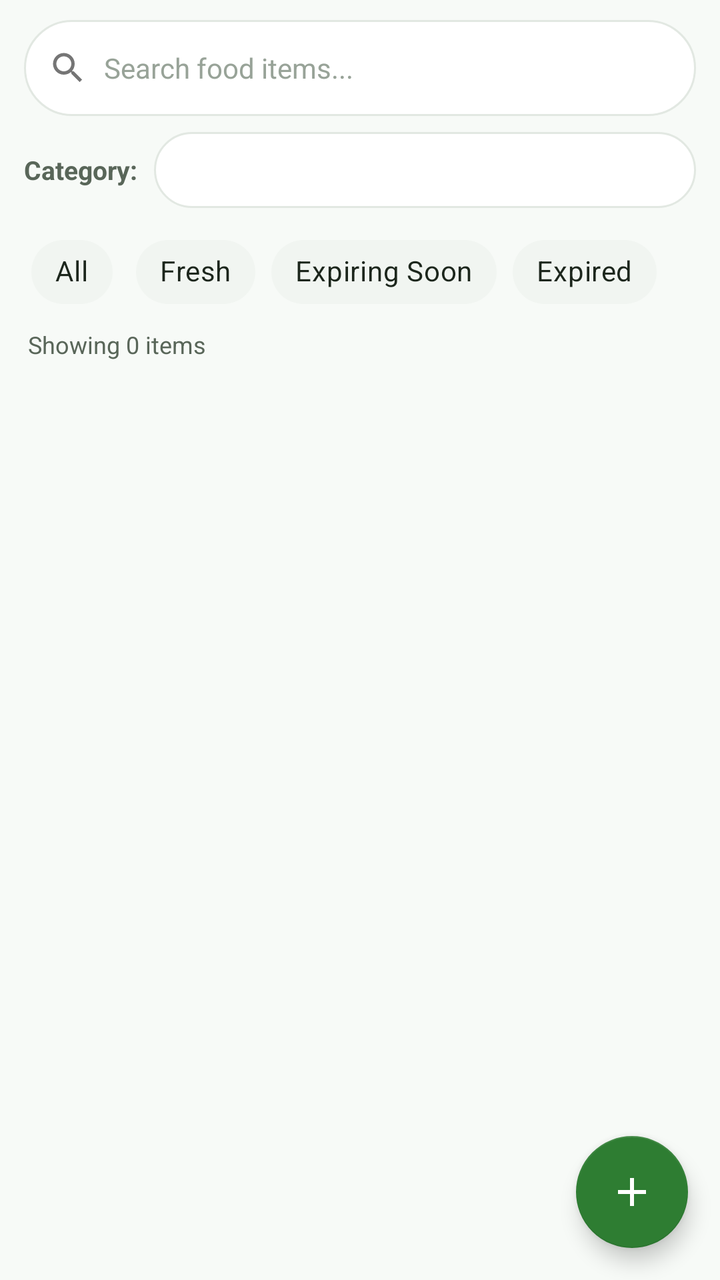
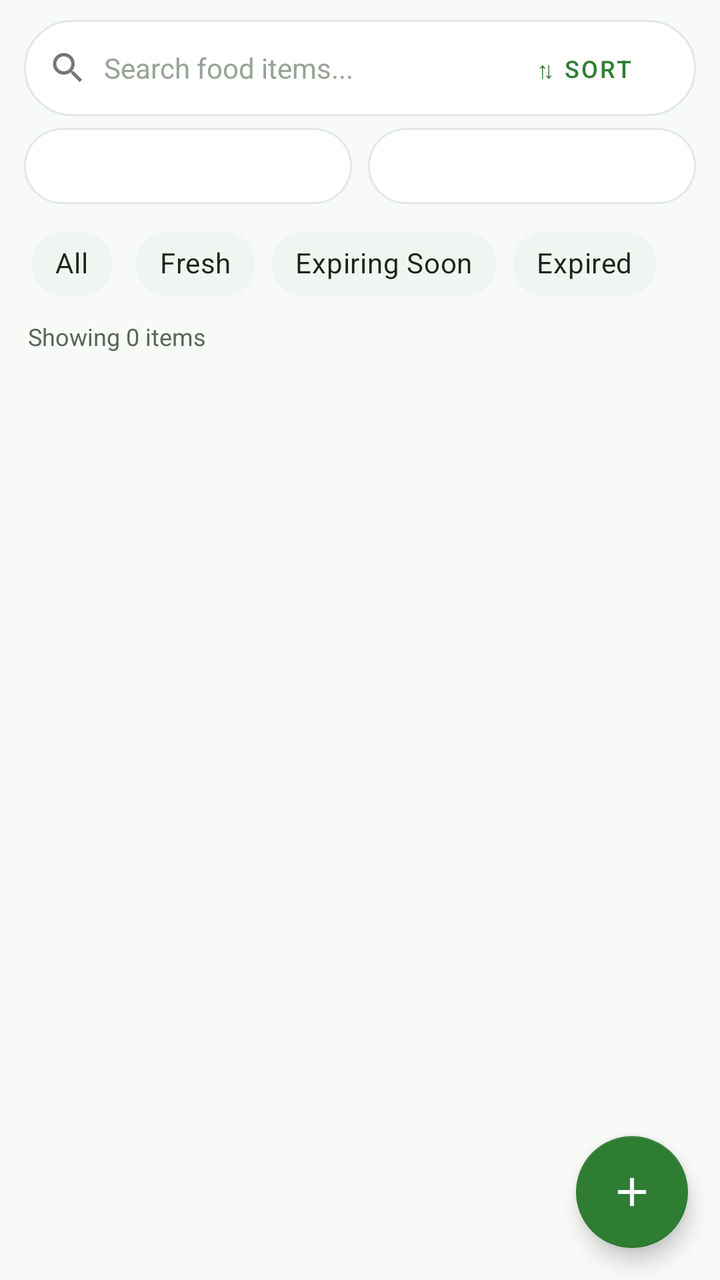

The first picture is an Android layout as it rendered before a commit; the second is the same layout after the commit. The layout source and the unified diff follow.
<!-- AndroidManifest.xml: application theme Theme.FreshCheck -->
<!-- res/layout/fragment_inventory.xml -->
<?xml version="1.0" encoding="utf-8"?>
<androidx.coordinatorlayout.widget.CoordinatorLayout
    xmlns:android="http://schemas.android.com/apk/res/android"
    xmlns:app="http://schemas.android.com/apk/res-auto"
    android:layout_width="match_parent"
    android:layout_height="match_parent"
    android:background="@color/background">

    <LinearLayout
        android:layout_width="match_parent"
        android:layout_height="match_parent"
        android:orientation="vertical">

        
        <LinearLayout
            android:layout_width="match_parent"
            android:layout_height="wrap_content"
            android:layout_marginHorizontal="12dp"
            android:layout_marginTop="10dp"
            android:background="@drawable/bg_search_bar"
            android:orientation="horizontal"
            android:gravity="center_vertical"
            android:paddingHorizontal="12dp"
            android:paddingVertical="4dp">

            <ImageView
                android:layout_width="20dp"
                android:layout_height="20dp"
                android:contentDescription="Search"
                android:src="@drawable/ic_search" />

            <EditText
                android:id="@+id/et_search_food"
                android:layout_width="match_parent"
                android:layout_height="40dp"
                android:layout_marginStart="8dp"
                android:background="@null"
                android:hint="@string/search_hint"
                android:textColor="@color/text_primary"
                android:textColorHint="@color/text_hint"
                android:textSize="14sp"
                android:singleLine="true" />
        </LinearLayout>

        
        <LinearLayout
            android:layout_width="match_parent"
            android:layout_height="wrap_content"
            android:layout_marginHorizontal="12dp"
            android:layout_marginTop="8dp"
            android:orientation="horizontal"
            android:gravity="center_vertical">

            <TextView
                android:layout_width="wrap_content"
                android:layout_height="wrap_content"
                android:text="Category:"
                android:textColor="@color/text_secondary"
                android:textSize="13sp"
                android:textStyle="bold" />

            <Spinner
                android:id="@+id/spinner_category_filter"
                android:layout_width="0dp"
                android:layout_height="38dp"
                android:layout_weight="1"
                android:layout_marginStart="8dp"
                android:background="@drawable/bg_search_bar" />
        </LinearLayout>

        
        <HorizontalScrollView
            android:layout_width="match_parent"
            android:layout_height="wrap_content"
            android:layout_marginTop="8dp"
            android:scrollbars="none"
            android:paddingHorizontal="12dp">

            <com.google.android.material.chip.ChipGroup
                android:id="@+id/chip_group_status"
                android:layout_width="wrap_content"
                android:layout_height="wrap_content"
                app:singleSelection="true">

                <com.google.android.material.chip.Chip
                    android:id="@+id/chip_status_all"
                    style="@style/Widget.FreshCheck.Chip"
                    android:layout_width="wrap_content"
                    android:layout_height="wrap_content"
                    android:checked="true"
                    android:text="@string/filter_all" />

                <com.google.android.material.chip.Chip
                    android:id="@+id/chip_status_fresh"
                    style="@style/Widget.FreshCheck.Chip"
                    android:layout_width="wrap_content"
                    android:layout_height="wrap_content"
                    android:text="@string/filter_fresh" />

                <com.google.android.material.chip.Chip
                    android:id="@+id/chip_status_expiring"
                    style="@style/Widget.FreshCheck.Chip"
                    android:layout_width="wrap_content"
                    android:layout_height="wrap_content"
                    android:text="@string/filter_expiring" />

                <com.google.android.material.chip.Chip
                    android:id="@+id/chip_status_expired"
                    style="@style/Widget.FreshCheck.Chip"
                    android:layout_width="wrap_content"
                    android:layout_height="wrap_content"
                    android:text="@string/filter_expired" />
            </com.google.android.material.chip.ChipGroup>
        </HorizontalScrollView>

        
        <TextView
            android:id="@+id/tv_inventory_count"
            android:layout_width="match_parent"
            android:layout_height="wrap_content"
            android:layout_marginHorizontal="14dp"
            android:layout_marginTop="4dp"
            android:layout_marginBottom="4dp"
            android:text="Showing 0 items"
            android:textColor="@color/text_secondary"
            android:textSize="12sp" />

        
        <androidx.recyclerview.widget.RecyclerView
            android:id="@+id/rv_inventory"
            android:layout_width="match_parent"
            android:layout_height="0dp"
            android:layout_weight="1"
            android:clipToPadding="false"
            android:paddingBottom="72dp" />

        
        <LinearLayout
            android:id="@+id/layout_empty_inventory"
            android:layout_width="match_parent"
            android:layout_height="match_parent"
            android:orientation="vertical"
            android:gravity="center"
            android:padding="24dp"
            android:visibility="gone">

            <ImageView
                android:layout_width="72dp"
                android:layout_height="72dp"
                android:contentDescription="Empty"
                android:src="@drawable/ic_inventory"
                app:tint="@color/text_hint" />

            <TextView
                android:layout_width="wrap_content"
                android:layout_height="wrap_content"
                android:layout_marginTop="12dp"
                android:text="@string/empty_inventory"
                android:textAlignment="center"
                android:textColor="@color/text_secondary"
                android:textSize="14sp" />
        </LinearLayout>
    </LinearLayout>

    
    <com.google.android.material.floatingactionbutton.FloatingActionButton
        android:id="@+id/fab_add_food"
        android:layout_width="wrap_content"
        android:layout_height="wrap_content"
        android:layout_gravity="bottom|end"
        android:layout_margin="16dp"
        android:contentDescription="@string/action_add_food"
        android:src="@drawable/ic_add"
        app:backgroundTint="@color/primary"
        app:tint="@color/text_on_primary" />

</androidx.coordinatorlayout.widget.CoordinatorLayout>
<!-- resources referenced by this layout -->
<resources>
  <color name="background">#F7FAF7</color>
  <color name="primary">#2E7D32</color>
  <color name="text_hint">#98A398</color>
  <color name="text_on_primary">#FFFFFF</color>
  <color name="text_primary">#1C261C</color>
  <color name="text_secondary">#596659</color>
  <!-- drawable bg_search_bar (drawable) -->
  <?xml version="1.0" encoding="utf-8"?>
  <shape xmlns:android="http://schemas.android.com/apk/res/android"
      android:shape="rectangle">
      <corners android:radius="24dp" />
      <solid android:color="@color/surface" />
      <stroke android:width="1dp" android:color="@color/card_border" />
  </shape>
  <!-- drawable ic_add (drawable) -->
  <vector xmlns:android="http://schemas.android.com/apk/res/android"
      android:width="24dp"
      android:height="24dp"
      android:viewportWidth="24"
      android:viewportHeight="24">
      <path
          android:fillColor="#FFFFFFFF"
          android:pathData="M19,13h-6v6h-2v-6H5v-2h6V5h2v6h6v2z"/>
  </vector>
  <!-- drawable ic_inventory (drawable) -->
  <vector xmlns:android="http://schemas.android.com/apk/res/android"
      android:width="24dp"
      android:height="24dp"
      android:viewportWidth="24"
      android:viewportHeight="24">
      <path
          android:fillColor="#FF2E7D32"
          android:pathData="M20,2H4c-1.1,0 -2,0.9 -2,2v3.01c0,0.72 0.39,1.36 0.96,1.71L3,20c0,1.1 0.9,2 2,2h14c1.1,0 2,-0.9 2,-2l0.04,-11.28c0.57,-0.35 0.96,-0.99 0.96,-1.71V4c0,-1.1 -0.9,-2 -2,-2zM15,14H9v-2h6v2zm5,-7H4V4h16v3z"/>
  </vector>
  <!-- drawable ic_search (drawable) -->
  <vector xmlns:android="http://schemas.android.com/apk/res/android"
      android:width="24dp"
      android:height="24dp"
      android:viewportWidth="24"
      android:viewportHeight="24">
      <path
          android:fillColor="#FF757575"
          android:pathData="M15.5,14h-0.79l-0.28,-0.27C15.41,12.59 16,11.11 16,9.5 16,5.91 13.09,3 9.5,3S3,5.91 3,9.5 5.91,16 9.5,16c1.61,0 3.09,-0.59 4.23,-1.57l0.27,0.28v0.79l5,4.99L20.49,19l-4.99,-5zm-6,0C7.01,14 5,11.99 5,9.5S7.01,5 9.5,5 14,7.01 14,9.5 11.99,14 9.5,14z"/>
  </vector>
  <string name="action_add_food">+ Add Food</string>
  <string name="empty_inventory">No food items found. Tap + to add items to your pantry.</string>
  <string name="filter_all">All</string>
  <string name="filter_expired">Expired</string>
  <string name="filter_expiring">Expiring Soon</string>
  <string name="filter_fresh">Fresh</string>
  <string name="search_hint">Search food items...</string>
  <style name="Widget.FreshCheck.Chip" parent="Widget.MaterialComponents.Chip.Choice">
          <item name="chipCornerRadius">@dimen/chip_corner_radius</item>
          <item name="chipBackgroundColor">@color/surface_variant</item>
          <item name="android:textColor">@color/text_primary</item>
      </style>
  <color name="surface">#FFFFFF</color>
  <color name="card_border">#E2E8E2</color>
  <dimen name="chip_corner_radius">16dp</dimen>
  <color name="surface_variant">#F1F5F1</color>
  <color name="primary_dark">#1B5E20</color>
  <color name="accent">#4CAF50</color>
  <style name="Widget.FreshCheck.CardView" parent="Widget.MaterialComponents.CardView">
          <item name="cardCornerRadius">@dimen/card_corner_radius</item>
          <item name="cardElevation">@dimen/card_elevation</item>
          <item name="cardBackgroundColor">@color/card_background</item>
      </style>
  <dimen name="card_corner_radius">12dp</dimen>
  <dimen name="card_elevation">2dp</dimen>
  <color name="card_background">#FFFFFF</color>
  <!-- unchanged entries left out for length: 1 -->
</resources>

<!-- the commit's change to res/layout/fragment_inventory.xml (unified diff, before → after) -->
@@ -31,8 +31,9 @@
 
             <EditText
                 android:id="@+id/et_search_food"
-                android:layout_width="match_parent"
+                android:layout_width="0dp"
                 android:layout_height="40dp"
+                android:layout_weight="1"
                 android:layout_marginStart="8dp"
                 android:background="@null"
                 android:hint="@string/search_hint"
@@ -40,6 +41,16 @@
                 android:textColorHint="@color/text_hint"
                 android:textSize="14sp"
                 android:singleLine="true" />
+
+            <com.google.android.material.button.MaterialButton
+                android:id="@+id/btn_sort_inventory"
+                style="@style/Widget.MaterialComponents.Button.TextButton"
+                android:layout_width="wrap_content"
+                android:layout_height="36dp"
+                android:text="⇅ Sort"
+                android:textColor="@color/primary"
+                android:textSize="12sp"
+                android:paddingHorizontal="8dp" />
         </LinearLayout>
 
         
@@ -47,24 +58,24 @@
             android:layout_width="match_parent"
             android:layout_height="wrap_content"
             android:layout_marginHorizontal="12dp"
-            android:layout_marginTop="8dp"
+            android:layout_marginTop="6dp"
             android:orientation="horizontal"
             android:gravity="center_vertical">
-
-            <TextView
-                android:layout_width="wrap_content"
-                android:layout_height="wrap_content"
-                android:text="Category:"
-                android:textColor="@color/text_secondary"
-                android:textSize="13sp"
-                android:textStyle="bold" />
 
             <Spinner
                 android:id="@+id/spinner_category_filter"
                 android:layout_width="0dp"
                 android:layout_height="38dp"
                 android:layout_weight="1"
-                android:layout_marginStart="8dp"
+                android:layout_marginEnd="4dp"
+                android:background="@drawable/bg_search_bar" />
+
+            <Spinner
+                android:id="@+id/spinner_location_filter"
+                android:layout_width="0dp"
+                android:layout_height="38dp"
+                android:layout_weight="1"
+                android:layout_marginStart="4dp"
                 android:background="@drawable/bg_search_bar" />
         </LinearLayout>
 
@@ -72,7 +83,7 @@
         <HorizontalScrollView
             android:layout_width="match_parent"
             android:layout_height="wrap_content"
-            android:layout_marginTop="8dp"
+            android:layout_marginTop="6dp"
             android:scrollbars="none"
             android:paddingHorizontal="12dp">
 
